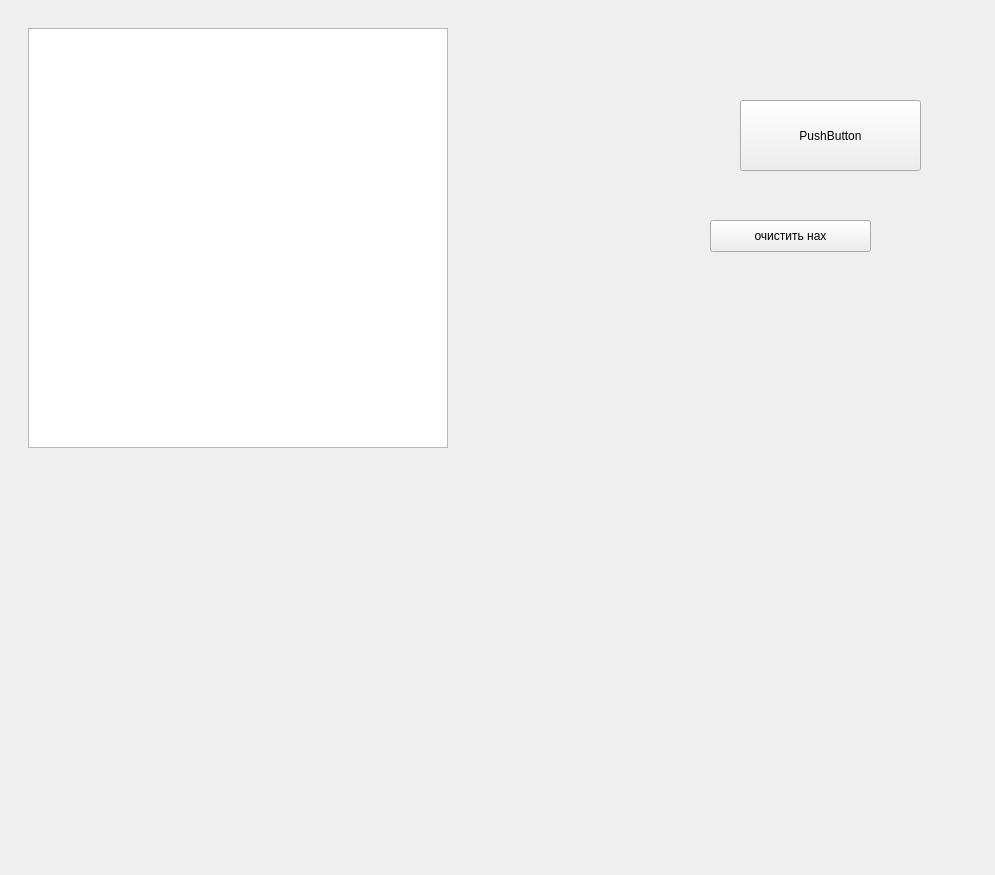
The window that src/interface/painter.ui (superhacker1999/s21_multilayer_perceptron) describes before a commit, drawn with Qt 5.
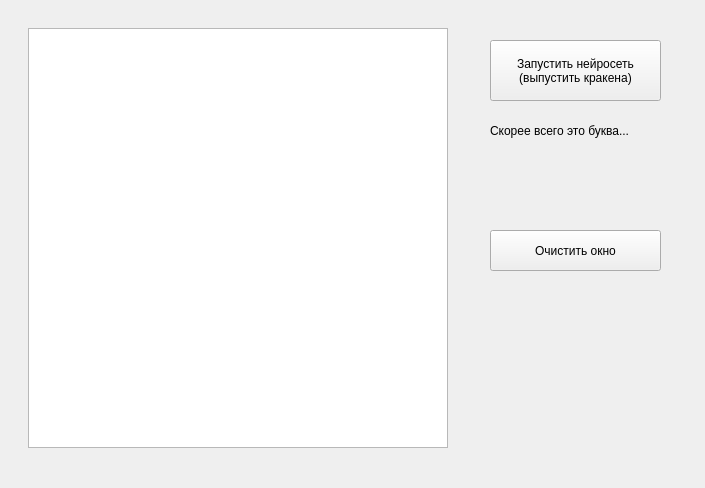
The same window after the commit.

Commit message: fixed letters map

Patch:
```diff
--- a/src/interface/painter.ui
+++ b/src/interface/painter.ui
@@ -6,8 +6,8 @@
    <rect>
     <x>0</x>
     <y>0</y>
-    <width>995</width>
-    <height>875</height>
+    <width>705</width>
+    <height>488</height>
    </rect>
   </property>
   <property name="windowTitle">
@@ -53,42 +53,56 @@
   <widget class="QPushButton" name="predict_button">
    <property name="geometry">
     <rect>
-     <x>740</x>
-     <y>100</y>
-     <width>181</width>
-     <height>71</height>
+     <x>490</x>
+     <y>40</y>
+     <width>171</width>
+     <height>61</height>
     </rect>
    </property>
    <property name="text">
-    <string>PushButton</string>
+    <string>Запустить нейросеть
+(выпустить кракена)</string>
    </property>
   </widget>
   <widget class="QPushButton" name="delete_nah">
    <property name="geometry">
     <rect>
-     <x>710</x>
-     <y>220</y>
-     <width>161</width>
-     <height>32</height>
+     <x>490</x>
+     <y>230</y>
+     <width>171</width>
+     <height>41</height>
     </rect>
    </property>
    <property name="text">
-    <string>очистить нах</string>
+    <string>Очистить окно</string>
    </property>
   </widget>
   <widget class="QLabel" name="label">
    <property name="geometry">
     <rect>
-     <x>690</x>
-     <y>315</y>
-     <width>141</width>
-     <height>91</height>
+     <x>490</x>
+     <y>160</y>
+     <width>131</width>
+     <height>41</height>
     </rect>
    </property>
    <property name="text">
     <string/>
    </property>
   </widget>
+  <widget class="QLabel" name="label_2">
+   <property name="geometry">
+    <rect>
+     <x>490</x>
+     <y>121</y>
+     <width>171</width>
+     <height>20</height>
+    </rect>
+   </property>
+   <property name="text">
+    <string>Скорее всего это буква...</string>
+   </property>
+  </widget>
  </widget>
  <resources/>
  <connections/>
```
The commit also changes 1 other file.
